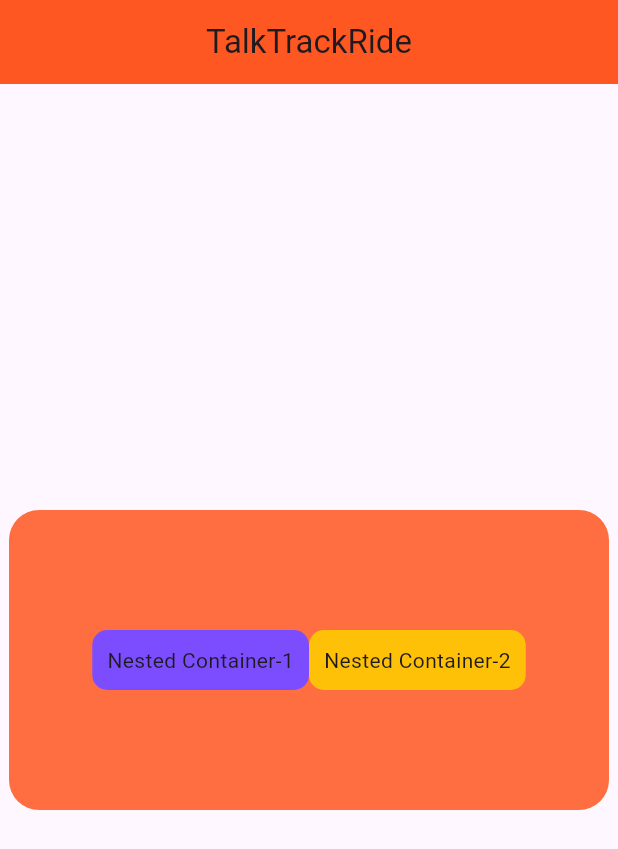
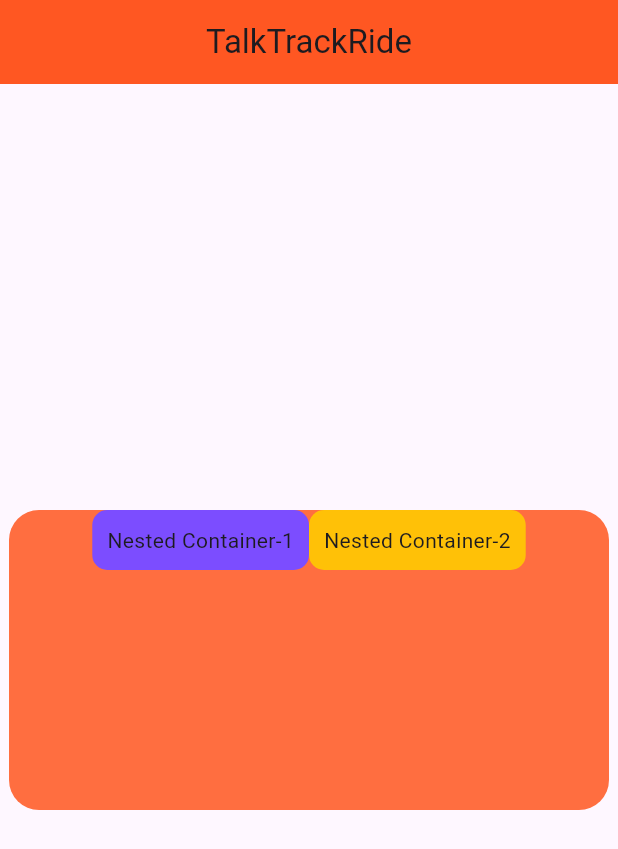
Before and after one commit to deadmanscode/Flutter_tutorials, a Flutter app: the screen it shows after launch, on a phone screen of 412 x 824 dp. Shown: the top 849 px of the screen. Run offline on Flutter 3.47's test engine with Material 3 defaults, Android fonts, the phone set to English and light mode, and no system bars.

Commit message:
crossaxisalignment
Aligning the containers at top of other/parent container

Mohanraj

```diff
--- a/dart_first_demo/lib/main.dart
+++ b/dart_first_demo/lib/main.dart
@@ -24,9 +24,9 @@ class MainApp extends StatelessWidget {
               borderRadius: BorderRadius.circular(20),
               color: Colors.deepOrangeAccent,
             ),
-            alignment: Alignment.center,
             child: Row(
               mainAxisAlignment: MainAxisAlignment.center,
+              crossAxisAlignment: CrossAxisAlignment.start,
               children: [
                 Container(
                   decoration: BoxDecoration(
```
